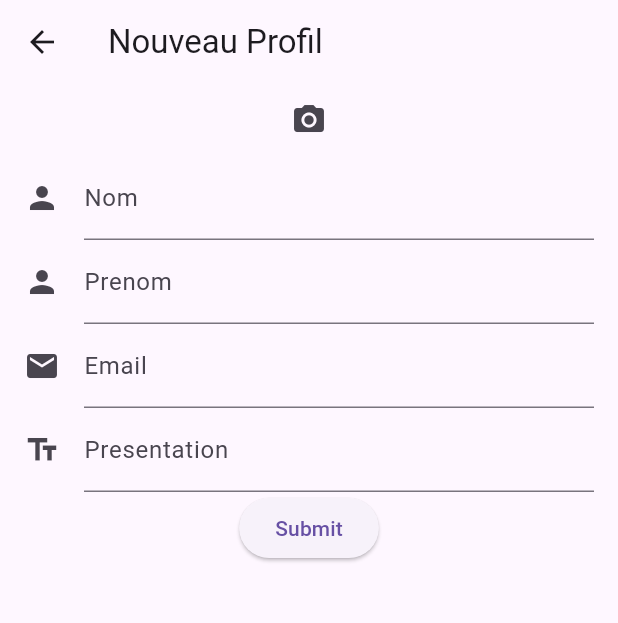
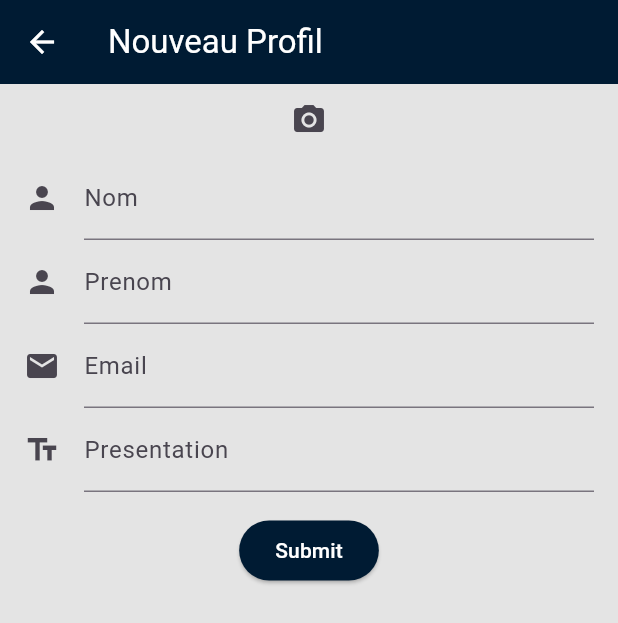
Before and after one commit to oulanbator/cours_flutter_profile_form, a Flutter app: the screen it shows after launch, after a tap on the "add" icon, on a phone screen of 412 x 824 dp. Shown: the top 623 px of the screen. Run offline on Flutter 3.47's test engine with Material 3 defaults, Android fonts, the light colour scheme and no system bars; our stand-ins replace image_picker; network calls fail.

Commit message:
add styles

```diff
--- a/lib/app.dart
+++ b/lib/app.dart
@@ -9,8 +9,13 @@ class App extends StatelessWidget {
     return MaterialApp(
       theme: ThemeData(
         primarySwatch: Colors.blue,
+        primaryColor: const Color(0xFF001B33),
+        scaffoldBackgroundColor: const Color(0xFFE4E4E4),
+        appBarTheme: const AppBarTheme(
+          iconTheme: IconThemeData(color: Colors.white),
+        ),
       ),
-      home: Home(),
+      home: const Home(),
     );
   }
 }
--- a/lib/screens/home.dart
+++ b/lib/screens/home.dart
@@ -1,3 +1,4 @@
+import 'dart:async';
 import 'package:cours_flutter_profile_form/model/profil.dart';
 import 'package:cours_flutter_profile_form/screens/profil/profil_create.dart';
 import 'package:cours_flutter_profile_form/screens/profil/profil_details.dart';
@@ -13,11 +14,13 @@ class Home extends StatefulWidget {
 
 class _HomeState extends State<Home> {
   late Future<List<Profil>> _profilsFuture;
+  Timer? _timer;
 
   @override
   void initState() {
     super.initState();
     _profilsFuture = ProfilService().fetchProfils();
+    _timer = Timer.periodic(Duration(seconds: 1), (Timer t) => _refreshProfils());
   }
 
   void _refreshProfils() {
@@ -27,12 +30,23 @@ class _HomeState extends State<Home> {
   }
 
   @override
+  void dispose() {
+    _timer?.cancel();
+    super.dispose();
+  }
+
+  @override
   Widget build(BuildContext context) {
     return Scaffold(
       appBar: AppBar(
-        title: const Text("Profils"),
-        backgroundColor: Theme.of(context).colorScheme.inversePrimary,
+        title: Text(
+          "Profils",
+          style: TextStyle(color: Colors.white),
         ),
+        backgroundColor: Theme.of(context).primaryColor,
+      ),
+      // Rest of your Scaffold code...
+
       body: FutureBuilder(
         future: _profilsFuture,
         builder: (context, snapshot) {
@@ -63,15 +77,29 @@ class _HomeState extends State<Home> {
           ),
         ),
         tooltip: 'Nouveau profil',
-        child: const Icon(Icons.add),
+        child: const Icon(Icons.add, color: Colors.white),
+        // Set the color of the icon to white
+        backgroundColor: Theme.of(context)
+            .primaryColor, // Set the background color of the button to the primary color of your theme
       ),
     );
   }
 
-  _listElement(BuildContext context, Profil profil) {
-    return ListTile(
-      title: Text("${profil.nom} ${profil.prenom}"),
-      subtitle: Text(profil.email ?? 'No email available'),
+Widget _listElement(BuildContext context, Profil profil) {
+  return Padding(
+    padding: const EdgeInsets.symmetric(vertical: 6.0, horizontal: 16.0),
+    child: Column(
+      children: [
+        ListTile(
+          leading: Icon(Icons.person, color: Theme.of(context).primaryColor),
+          title: Text(
+            "${profil.nom} ${profil.prenom}",
+            style: TextStyle(fontSize: 18.0, fontWeight: FontWeight.bold),
+          ),
+          subtitle: Text(
+            profil.email ?? 'No email available',
+            style: TextStyle(fontSize: 16.0),
+          ),
           onTap: () async {
             final updated = await Navigator.push(
               context,
@@ -86,6 +114,10 @@ class _HomeState extends State<Home> {
               _refreshProfils();
             }
           },
+        ),
+        const Divider(color: Colors.grey),
+      ],
+    ),
   );
 }
 }
--- a/lib/screens/profil/profil_create.dart
+++ b/lib/screens/profil/profil_create.dart
@@ -75,9 +75,14 @@ class _ProfilCreateState extends State<ProfilCreate> {
   Widget build(BuildContext context) {
     return Scaffold(
       appBar: AppBar(
-        title: const Text("Nouveau Profil"),
+        title: Text(
+          "Nouveau Profil",
+          style: TextStyle(color: Colors.white), // Change the color of the title to white
+        ),
+        backgroundColor: Theme.of(context).primaryColor, // Set the background color of the AppBar
       ),
       body: SingleChildScrollView(
+
         child: Padding(
           padding: const EdgeInsets.symmetric(horizontal: 16.0),
           // Add horizontal padding
@@ -141,11 +146,22 @@ class _ProfilCreateState extends State<ProfilCreate> {
                   _profil.presentation = value!;
                 },
               ),
-              ElevatedButton(
-                onPressed: _isSubmitting ? null : _submitForm,
-                child: const Text('Submit'),
-              ),
-            ],
+                Container(
+                  margin: EdgeInsets.only(top: 15.0),
+                  // Add a top margin of 10 pixels
+                  child: ElevatedButton(
+                    onPressed: _isSubmitting ? null : _submitForm,
+                    style: ButtonStyle(
+                      backgroundColor: MaterialStateProperty.all(
+                          Theme.of(context).primaryColor),
+                    ),
+                    child: const Text(
+                      'Submit',
+                      style: TextStyle(color: Colors.white),
+                    ),
+                  ),
+                )
+              ],
           ),
         ),
       ),
```
Also changed, not shown: lib/screens/profil/profil_details.dart (+20 -5 lines), lib/screens/profil/profil_edit.dart (+35 -11 lines). Lines whose indentation alone changed are shown as unchanged.
